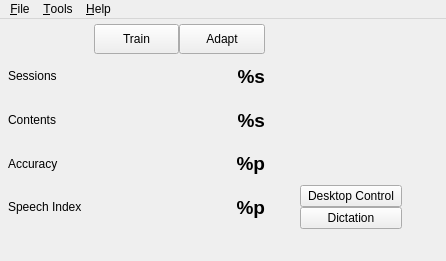
The window that res/ui/main-window.ui (smartboyhw/speechcontrol) describes before a commit, drawn with Qt 5.
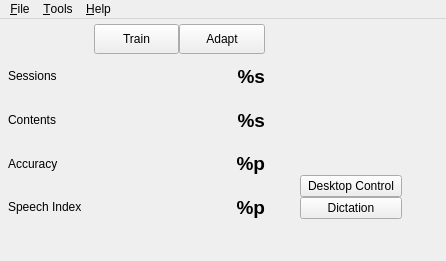
The same window after the commit. Icons and pictures are not drawn.

Commit message: Fixed a tiny cropping issue with the main window.

The edit to the form file:
```diff
--- a/res/ui/main-window.ui
+++ b/res/ui/main-window.ui
@@ -338,6 +338,22 @@
            </property>
           </widget>
          </item>
+         <item>
+          <spacer name="verticalSpacer_2">
+           <property name="orientation">
+            <enum>Qt::Vertical</enum>
+           </property>
+           <property name="sizeType">
+            <enum>QSizePolicy::Maximum</enum>
+           </property>
+           <property name="sizeHint" stdset="0">
+            <size>
+             <width>20</width>
+             <height>10</height>
+            </size>
+           </property>
+          </spacer>
+         </item>
         </layout>
        </item>
        <item row="1" column="0">
```
